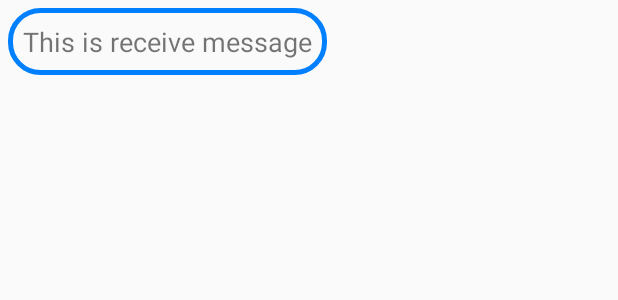
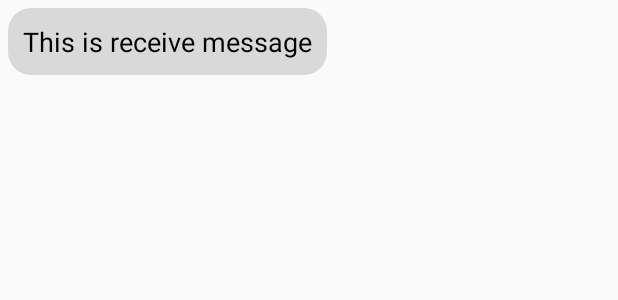
Before and after one commit to akshitkumarsharma/ChatApp, an Android app: the layout receive.xml on its own in the app's theme, with its tools: preview values and no code run, on a phone screen of 412 x 824 dp. Shown: the top 300 px of the screen. Run offline under Robolectric (Android 15) with nearby library versions, the phone set to English and light mode, and no system bars.

Commit message:
modify background of receive chats

```diff
--- /dev/null
+++ b/app/src/main/res/drawable/receive_background.xml
@@ -0,0 +1,5 @@
+<?xml version="1.0" encoding="utf-8"?>
+<shape xmlns:android="http://schemas.android.com/apk/res/android">
+    <corners android:radius="15dp" />
+    <solid android:color="@color/grey" />
+</shape>
--- a/app/src/main/res/layout/receive.xml
+++ b/app/src/main/res/layout/receive.xml
@@ -8,13 +8,14 @@
         android:layout_height="wrap_content"
         android:layout_marginLeft="5dp"
         android:layout_marginTop="5dp"
-        android:background="@drawable/edt_background">
+        android:background="@drawable/receive_background">
 
         <TextView
             android:id="@+id/txt_receive_message"
             android:layout_width="wrap_content"
             android:layout_height="wrap_content"
             android:padding="10dp"
+            android:textColor="@color/black"
             android:text="This is receive message"
             android:textSize="18sp" />
     </RelativeLayout>
--- a/app/src/main/res/values/colors.xml
+++ b/app/src/main/res/values/colors.xml
@@ -9,4 +9,5 @@
     <color name="white">#FFFFFFFF</color>
     <color name="blue">#0080ff</color>
     <color name="dark_blue">#004d99</color>
+    <color name="grey">#d9d9d9</color>
 </resources>
```
